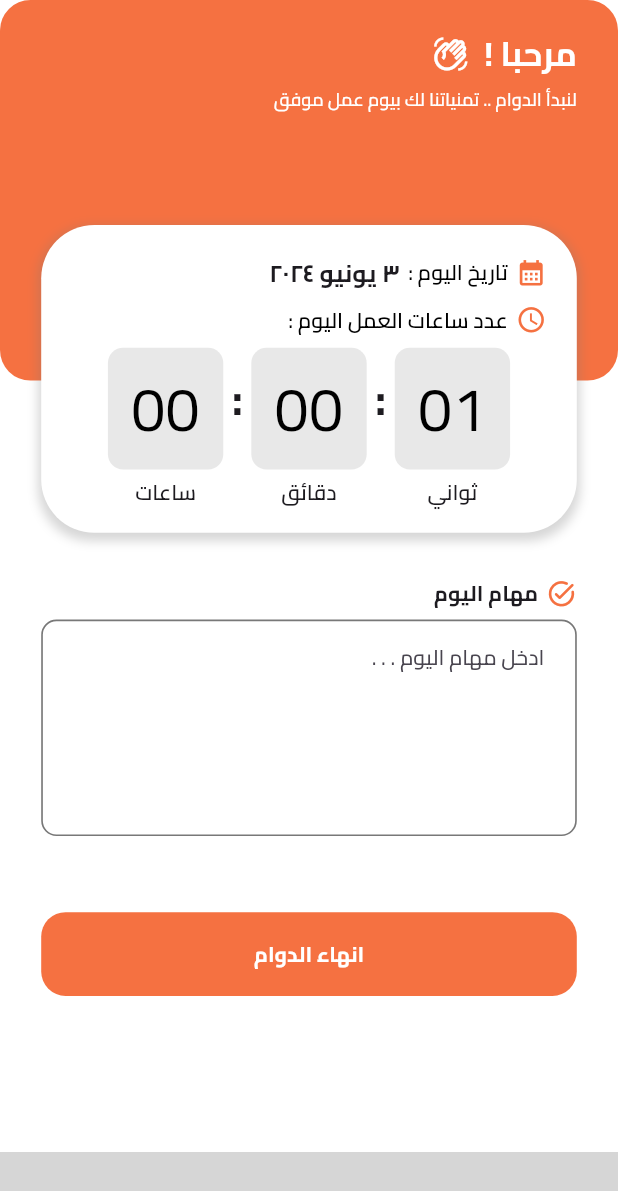
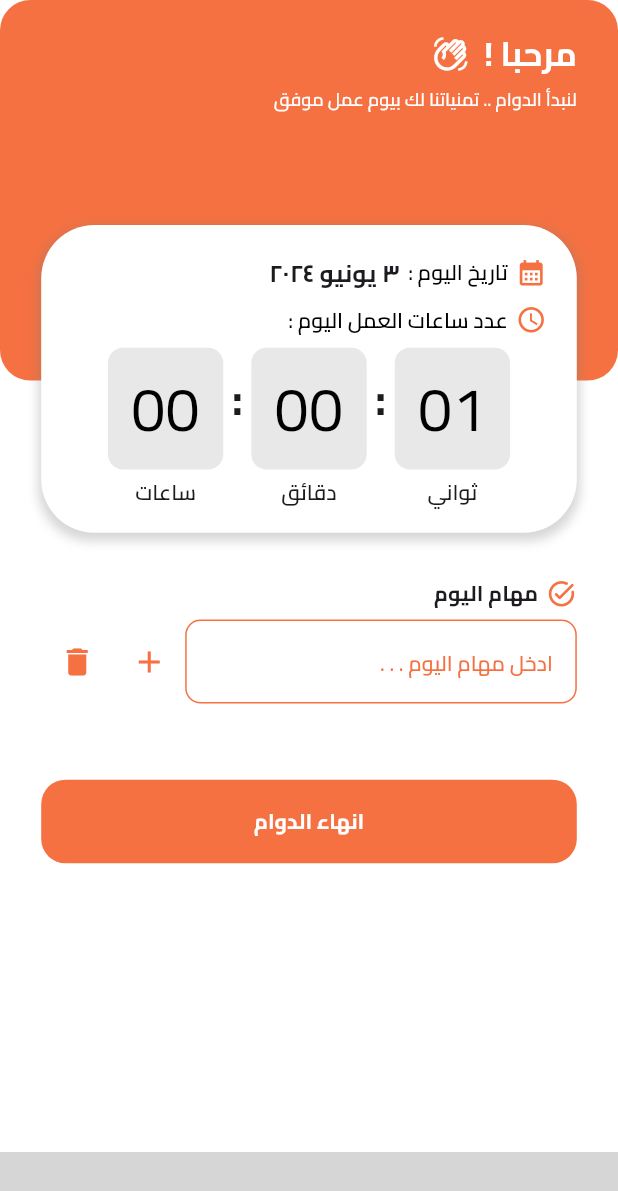
Before and after one commit to mohamedmahmoud9/Attendance-Keeper-App, a Flutter app: the NavBarScreen screen opened directly, on a phone screen of 412 x 824 dp. Shown: the top 1191 px of the screen. Run offline on Flutter 3.47's test engine with Material 3 defaults, Android fonts, the phone set to English and light mode, and no system bars; our stand-ins replace bloc, cloud_firestore, dartz, easy_localization, equatable, firebase_auth and 7 more; missing offline and left inert: responsive_navigation_bar; accounts and stored records are empty; grey boxes are pictures that could not be loaded.

Commit message:
Updates on adding tasks

```diff
--- a/lib/features/analytics/data/datasources/analytics_remote_data_source.dart
+++ b/lib/features/analytics/data/datasources/analytics_remote_data_source.dart
@@ -61,6 +61,7 @@ class AnalyticsRemoteDataSourceImpl implements AnalyticsRemoteDataSource {
     //     return null;
     //   }
     // });
+
   }
 
   String convertDateFormat(String dateString) {
--- a/lib/features/analytics/domain/entities/working_day.dart
+++ b/lib/features/analytics/domain/entities/working_day.dart
@@ -18,7 +18,5 @@ class WorkingDay {
   }
 
   List<String> getAllTasks() => daySlots
-      .where((slot) => slot.tasks != null && slot.tasks!.isNotEmpty)
-      .map((slot) => slot.tasks!)
-      .toList();
+      .fold([], (previousValue, element) => previousValue + element.tasks);
 }
--- a/lib/features/analytics/presentation/pages/analytics_screen.dart
+++ b/lib/features/analytics/presentation/pages/analytics_screen.dart
@@ -41,6 +41,7 @@ class AnalyticsScreen extends StatelessWidget {
                 initialData: const [],
                 builder: (BuildContext context,
                     AsyncSnapshot<List<WorkingDay>> snapshot) {
+
                   if (snapshot.hasError) {
                     return Center(
                       child: Text(tr('error')),
--- a/lib/features/analytics/presentation/widgets/slots_card.dart
+++ b/lib/features/analytics/presentation/widgets/slots_card.dart
@@ -9,10 +9,10 @@ import 'package:flutter_screenutil/flutter_screenutil.dart';
 class SlotsCard extends StatelessWidget {
   final Timestamp start;
   final Timestamp? end;
-  final String? tasks;
+  final List<String> tasks;
 
   const SlotsCard(
-      {super.key, required this.start, required this.end, this.tasks});
+      {super.key, required this.start, required this.end, required this.tasks});
 
   @override
   Widget build(BuildContext context) {
@@ -62,7 +62,6 @@ class SlotsCard extends StatelessWidget {
                   ],
                 ),
                 verticalSpacing(5),
-                if (tasks != '' && tasks != null)
                 Column(
                   crossAxisAlignment: CrossAxisAlignment.start,
                   children: [
@@ -71,11 +70,8 @@ class SlotsCard extends StatelessWidget {
                       style: AppTextStyles.semiBold14
                           .copyWith(color: AppColors.appPrimary),
                     ),
-                      Text(
-                        '- ${tasks!}',
-                        style: AppTextStyles.semiBold12.copyWith(
-                          color: AppColors.greyDark,
-                        ),
+                    ...tasks.map(
+                      (e) => Text(e),
                     ),
                   ],
                 ),
--- a/lib/features/home/data/datasources/working_details_remote_data_source.dart
+++ b/lib/features/home/data/datasources/working_details_remote_data_source.dart
@@ -1,5 +1,4 @@
 import 'dart:developer';
-
 import 'package:attendance_keeper/core/constants/firebase_constants.dart';
 import 'package:attendance_keeper/core/errors/exception.dart';
 import 'package:attendance_keeper/core/usecases/usecase.dart';
@@ -39,7 +38,7 @@ class WorkingDetailsRemoteDataSourceImpl
           .set({
         "start_time": Timestamp.fromDate(dateTime),
         "end_time": null,
-        "tasks": null
+        "tasks": []
       });
       firestore
           .collection(FirebasePaths.users)
@@ -147,23 +146,18 @@ class WorkingDetailsRemoteDataSourceImpl
     } else {
       throw ServerException();
     }
-    //     .then((value) {
-    //   if (value.exists) {
-    //       return UserModel.fromSnapshot(value) ;
-    //   } else {
-    //     return null;
-    //   }
-    // });
   }
 }
 
 class Slot {
   final Timestamp start;
   final Timestamp? end;
-  final String? tasks;
+  final List<String> tasks;
   Slot({required this.start, required this.end, required this.tasks});
   factory Slot.formJson(Map<String, dynamic> json) {
     return Slot(
-        start: json['start_time'], end: json['end_time'], tasks: json['tasks']);
+        start: json['start_time'],
+        end: json['end_time'],
+        tasks: List<String>.from(json['tasks']));
   }
 }
--- a/lib/features/home/domain/repositories/working_details_repository.dart
+++ b/lib/features/home/domain/repositories/working_details_repository.dart
@@ -7,16 +7,13 @@ abstract class WorkingDetailsRepository {
   Future<Either<Failure, Unit>> startWork(NoParams noParams);
   Future<Either<Failure, Unit>> endWork(EndWorkParams endWorkParams);
   Future<Either<Failure, (int, bool)>> getTotalWorkingHours(DateTime dateTime);
-  Future<Either<Failure,UserEntity>> getUserData(NoParams noParams);
+  Future<Either<Failure, UserEntity>> getUserData(NoParams noParams);
 }
 
 class EndWorkParams {
-  final String tasks;
+  final List<String> tasks;
 
-
-  const EndWorkParams({
-    required this.tasks,
-  });
+  const EndWorkParams({required this.tasks});
 
   Map<String, dynamic> toDocument() {
     return {
--- a/lib/features/home/presentation/cubit/end_work/end_work_cubit.dart
+++ b/lib/features/home/presentation/cubit/end_work/end_work_cubit.dart
@@ -16,6 +16,12 @@ class EndWorkCubit extends Cubit<EndWorkState> {
   TextEditingController tasksController = TextEditingController();
   final GlobalKey<FormState> formKey = GlobalKey<FormState>();
 
+  List <String> tasks = [];
+  void addTask(String task) {
+    tasks.add(task);
+  }
+
+
   void clearController() {
     tasksController.clear();
   }
@@ -27,7 +33,7 @@ class EndWorkCubit extends Cubit<EndWorkState> {
   Future<void> endWork() async {
     emit(EndWorkLoading());
     final result =
-        await endWorkUseCase(EndWorkParams(tasks: tasksController.text));
+        await endWorkUseCase(EndWorkParams(tasks: tasks));
     result.fold((failure) {
       emit(EndWorkFailure(message: failure.message));
     }, (r) {
--- /dev/null
+++ b/lib/features/home/presentation/widgets/add_tasks_widget.dart
@@ -0,0 +1,65 @@
+import 'dart:ui';
+import 'package:attendance_keeper/core/themes/app_colors.dart';
+import 'package:attendance_keeper/core/themes/app_text_styles.dart';
+import 'package:attendance_keeper/features/home/presentation/cubit/end_work/end_work_cubit.dart';
+import 'package:easy_localization/easy_localization.dart';
+import 'package:flutter/material.dart';
+import 'package:flutter_screenutil/flutter_screenutil.dart';
+
+class AddTasksWidget extends StatelessWidget {
+  final EndWorkCubit endWorkCubit;
+  final bool isStarted;
+  const AddTasksWidget({
+    super.key,
+    required this.endWorkCubit,
+    required this.isStarted,
+  });
+
+  @override
+  Widget build(BuildContext context) {
+    return Row(
+      mainAxisAlignment: MainAxisAlignment.start,
+      children: [
+        Expanded(
+          child: TextFormField(
+            selectionHeightStyle: BoxHeightStyle.tight,
+            keyboardType: TextInputType.text,
+            controller: endWorkCubit.tasksController,
+            cursorColor: AppColors.appPrimary,
+            decoration: InputDecoration(
+              enabledBorder: OutlineInputBorder(
+                borderRadius: BorderRadius.circular(10.r),
+                borderSide: const BorderSide(
+                  color: AppColors.appPrimary,
+                ),
+              ),
+              hintText: tr('enter_today_tasks'),
+              hintStyle:
+                  AppTextStyles.regular14.copyWith(color: AppColors.appPrimary),
+            ),
+          ),
+        ),
+        IconButton(
+          onPressed: () {
+            endWorkCubit.addTask(endWorkCubit.tasksController.text);
+            endWorkCubit.tasksController.clear();
+          },
+          icon: const Icon(Icons.add),
+          style: ButtonStyle(
+            shape: MaterialStateProperty.all<RoundedRectangleBorder>(
+              RoundedRectangleBorder(
+                borderRadius: BorderRadius.circular(10.r),
+              ),
+            ),
+          ),
+          color: AppColors.appPrimary,
+        ),
+        IconButton(
+          onPressed: () {},
+          icon: const Icon(Icons.delete),
+          color: AppColors.appPrimary,
+        ),
+      ],
+    );
+  }
+}
--- a/lib/features/home/presentation/widgets/tasks_start_end_work.dart
+++ b/lib/features/home/presentation/widgets/tasks_start_end_work.dart
@@ -3,6 +3,7 @@ import 'package:attendance_keeper/core/themes/app_text_styles.dart';
 import 'package:attendance_keeper/core/widgets/app_spacer.dart';
 import 'package:attendance_keeper/features/home/presentation/cubit/end_work/end_work_cubit.dart';
 import 'package:attendance_keeper/features/home/presentation/cubit/working_hours/working_hours_cubit.dart';
+import 'package:attendance_keeper/features/home/presentation/widgets/add_tasks_widget.dart';
 import 'package:attendance_keeper/features/home/presentation/widgets/start_and_end_buttons.dart';
 import 'package:attendance_keeper/injection_container.dart';
 import 'package:easy_localization/easy_localization.dart';
@@ -47,76 +48,92 @@ class _TasksAndStartAndEndWorkState extends State<TasksAndStartAndEndWork> {
                     final endWorkCubit = BlocProvider.of<EndWorkCubit>(context);
                     return Form(
                       key: endWorkCubit.formKey,
-                      child: TextFormField(
-                        keyboardType: TextInputType.text,
-                        controller: endWorkCubit.tasksController,
-                        readOnly: !isStarted,
-                        maxLines: 5,
-                        cursorColor: AppColors.appPrimary,
-                        decoration: InputDecoration(
-                          hintText: isStarted
-                              ? tr('enter_today_tasks')
-                              : tr('must_start_to_add_tasks'),
-                          hintStyle: isStarted
-                              ? AppTextStyles.regular14
-                              : AppTextStyles.regular14
-                                  .copyWith(color: Colors.red),
-                          errorBorder: OutlineInputBorder(
-                            borderRadius: BorderRadius.all(
-                              Radius.circular(10.r),
-                            ),
-                            borderSide: BorderSide(
-                              width: 1.w,
-                              color: Colors.red,
-                            ),
-                          ),
-                          enabledBorder: isStarted
-                              ? OutlineInputBorder(
-                                  borderRadius: BorderRadius.all(
-                                    Radius.circular(10.r),
-                                  ),
-                                  borderSide: BorderSide(
-                                    width: 1.w,
-                                    color: AppColors.greyDark,
-                                  ),
-                                )
-                              : OutlineInputBorder(
-                                  borderRadius: BorderRadius.all(
-                                    Radius.circular(10.r),
-                                  ),
-                                  borderSide: BorderSide(
-                                    width: 1.w,
-                                    color: Colors.red,
-                                  ),
-                                ),
-                          focusedBorder: isStarted
-                              ? OutlineInputBorder(
-                                  borderRadius: BorderRadius.all(
-                                    Radius.circular(10.r),
-                                  ),
-                                  borderSide: BorderSide(
-                                    width: 1.w,
-                                    color: AppColors.appPrimary,
-                                  ),
-                                )
-                              : OutlineInputBorder(
-                                  borderRadius: BorderRadius.all(
-                                    Radius.circular(10.r),
-                                  ),
-                                  borderSide: BorderSide(
-                                    width: 1.w,
-                                    color: Colors.red,
-                                  ),
-                                ),
-                          contentPadding: EdgeInsets.symmetric(
-                              horizontal: 16.w, vertical: 12.h),
-                        ),
-                      ),
+                      child:
+                          AddTasksWidget(endWorkCubit: endWorkCubit, isStarted: isStarted),
                     );
                   },
                 );
               },
             ),
+            // const AddTasksWidget(),
+            // BlocSelector<WorkingHoursCubit, WorkingHoursState, bool>(
+            //   selector: (state) => state.isStartWork,
+            //   builder: (context, isStarted) {
+            //     return BlocBuilder<EndWorkCubit, EndWorkState>(
+            //       builder: (context, state) {
+            //         final endWorkCubit = BlocProvider.of<EndWorkCubit>(context);
+            //         return Form(
+            //           key: endWorkCubit.formKey,
+            //           child: TextFormField(
+            //             keyboardType: TextInputType.text,
+            //             controller: endWorkCubit.tasksController,
+            //             readOnly: !isStarted,
+            //             maxLines: 5,
+            //             cursorColor: AppColors.appPrimary,
+            //             decoration: InputDecoration(
+            //               hintText: isStarted
+            //                   ? tr('enter_today_tasks')
+            //                   : tr('must_start_to_add_tasks'),
+            //               hintStyle: isStarted
+            //                   ? AppTextStyles.regular14
+            //                   : AppTextStyles.regular14
+            //                       .copyWith(color: Colors.red),
+            //               errorBorder: OutlineInputBorder(
+            //                 borderRadius: BorderRadius.all(
+            //                   Radius.circular(10.r),
+            //                 ),
+            //                 borderSide: BorderSide(
+            //                   width: 1.w,
+            //                   color: Colors.red,
+            //                 ),
+            //               ),
+            //               enabledBorder: isStarted
+            //                   ? OutlineInputBorder(
+            //                       borderRadius: BorderRadius.all(
+            //                         Radius.circular(10.r),
+            //                       ),
+            //                       borderSide: BorderSide(
+            //                         width: 1.w,
+            //                         color: AppColors.greyDark,
+            //                       ),
+            //                     )
+            //                   : OutlineInputBorder(
+            //                       borderRadius: BorderRadius.all(
+            //                         Radius.circular(10.r),
+            //                       ),
+            //                       borderSide: BorderSide(
+            //                         width: 1.w,
+            //                         color: Colors.red,
+            //                       ),
+            //                     ),
+            //               focusedBorder: isStarted
+            //                   ? OutlineInputBorder(
+            //                       borderRadius: BorderRadius.all(
+            //                         Radius.circular(10.r),
+            //                       ),
+            //                       borderSide: BorderSide(
+            //                         width: 1.w,
+            //                         color: AppColors.appPrimary,
+            //                       ),
+            //                     )
+            //                   : OutlineInputBorder(
+            //                       borderRadius: BorderRadius.all(
+            //                         Radius.circular(10.r),
+            //                       ),
+            //                       borderSide: BorderSide(
+            //                         width: 1.w,
+            //                         color: Colors.red,
+            //                       ),
+            //                     ),
+            //               contentPadding: EdgeInsets.symmetric(
+            //                   horizontal: 16.w, vertical: 12.h),
+            //             ),
+            //           ),
+            //         );
+            //       },
+            //     );
+            //   },
+            // ),
             verticalSpacing(50),
             BlocSelector<WorkingHoursCubit, WorkingHoursState, bool>(
                 selector: (state) => state.isStartWork,
```
Lines whose indentation alone changed are shown as unchanged.
